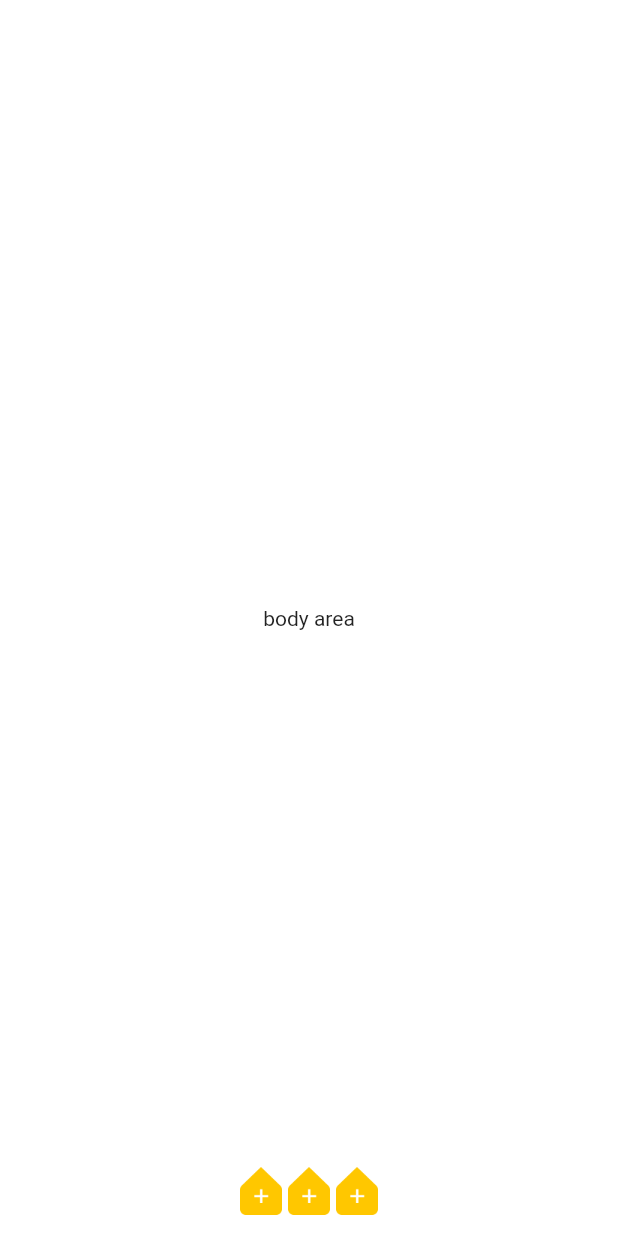
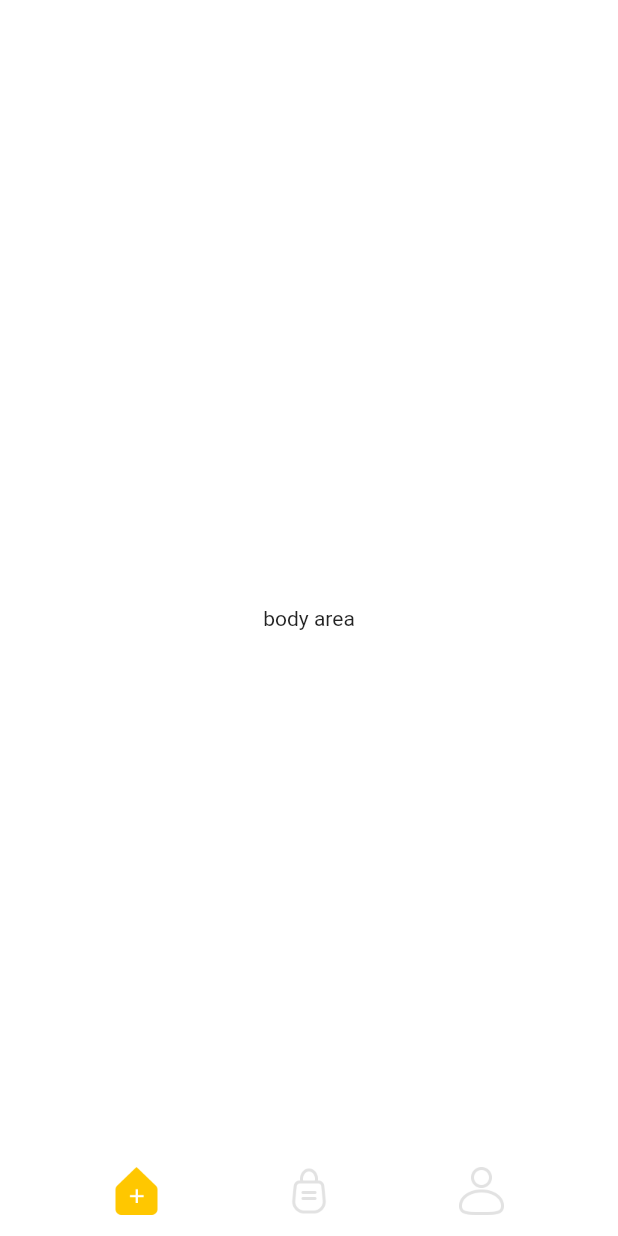
Before and after one commit to sukristiyo/cateringmobile, a Flutter app: the HomePage screen opened by its route, on a phone screen of 412 x 824 dp. Run offline on Flutter 3.47's test engine with Material 2 defaults, Android fonts, the light colour scheme and no system bars; our stand-ins replace flutter_spinkit, google_fonts, supercharged.

Commit message:
Navbar Button
Done Navbar

```diff
--- a/lib/main.dart
+++ b/lib/main.dart
@@ -12,7 +12,7 @@ class Ecatering extends StatelessWidget {
   Widget build(BuildContext context) {
     return MaterialApp(
         debugShowCheckedModeBanner: false,
-        home: SignInPage(),
+        home: HomePage(),
         routes: <String, WidgetBuilder>{
           '/sign_in_page': (BuildContext context) => SignInPage(),
           '/sign_up_page': (BuildContext context) => SignUpPage(),
--- a/lib/ui/widgets/navbar_button.dart
+++ b/lib/ui/widgets/navbar_button.dart
@@ -36,7 +36,26 @@ class NavbarButton extends StatelessWidget {
           GestureDetector(
             onTap: () {
               if (onTap != null) {
-                onTap(0);
+                onTap(1);
+              }
+            },
+            child: Container(
+              width: 32,
+              height: 32,
+              margin: EdgeInsets.symmetric(horizontal: 83),
+              decoration: BoxDecoration(
+                  image: DecorationImage(
+                      image: AssetImage(
+                        'assets/ic_order' +
+                            ((selectedIndex == 1) ? '.png' : '_normal.png'),
+                      ),
+                      fit: BoxFit.contain)),
+            ),
+          ),
+          GestureDetector(
+            onTap: () {
+              if (onTap != null) {
+                onTap(2);
               }
             },
             child: Container(
@@ -45,26 +64,8 @@ class NavbarButton extends StatelessWidget {
               decoration: BoxDecoration(
                   image: DecorationImage(
                       image: AssetImage(
-                        'assets/ic_home' +
-                            ((selectedIndex == 0) ? '.png' : '_normal.png'),
-                      ),
-                      fit: BoxFit.contain)),
-            ),
-          ),
-          GestureDetector(
-            onTap: () {
-              if (onTap != null) {
-                onTap(0);
-              }
-            },
-            child: Container(
-              width: 32,
-              height: 32,
-              decoration: BoxDecoration(
-                  image: DecorationImage(
-                      image: AssetImage(
-                        'assets/ic_home' +
-                            ((selectedIndex == 0) ? '.png' : '_normal.png'),
+                        'assets/ic_profile' +
+                            ((selectedIndex == 2) ? '.png' : '_normal.png'),
                       ),
                       fit: BoxFit.contain)),
             ),
```
